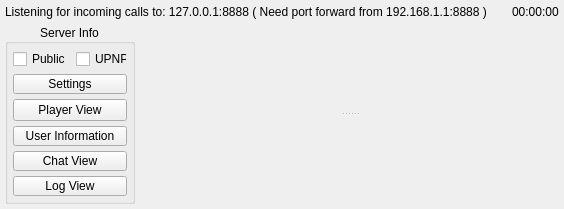
This is ui/widgets/remixwidget.ui in StarixWoS/ReMix as Qt 5 draws it before an edit. The edited form follows.
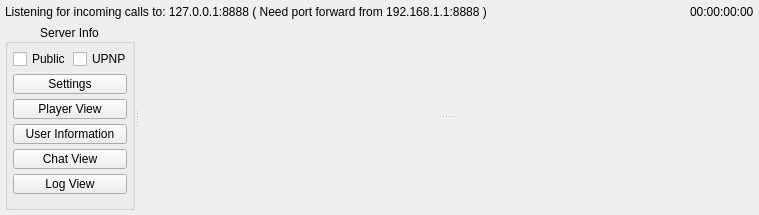
This is the edited form.

Diff of the .ui file:
```diff
--- a/ui/widgets/remixwidget.ui
+++ b/ui/widgets/remixwidget.ui
@@ -6,8 +6,8 @@
    <rect>
     <x>0</x>
     <y>0</y>
-    <width>564</width>
-    <height>200</height>
+    <width>759</width>
+    <height>215</height>
    </rect>
   </property>
   <property name="minimumSize">
@@ -41,7 +41,43 @@
    <property name="spacing">
     <number>5</number>
    </property>
-   <item row="1" column="0">
+   <item row="0" column="0" colspan="2">
+    <widget class="QLabel" name="networkStatus">
+     <property name="sizePolicy">
+      <sizepolicy hsizetype="Ignored" vsizetype="Fixed">
+       <horstretch>0</horstretch>
+       <verstretch>0</verstretch>
+      </sizepolicy>
+     </property>
+     <property name="mouseTracking">
+      <bool>true</bool>
+     </property>
+     <property name="contextMenuPolicy">
+      <enum>Qt::CustomContextMenu</enum>
+     </property>
+     <property name="text">
+      <string>Listening for incoming calls to: 127.0.0.1:8888 ( Need port forward from 192.168.1.1:8888 )</string>
+     </property>
+    </widget>
+   </item>
+   <item row="0" column="2">
+    <widget class="QLabel" name="onlineTime">
+     <property name="sizePolicy">
+      <sizepolicy hsizetype="Fixed" vsizetype="Fixed">
+       <horstretch>0</horstretch>
+       <verstretch>0</verstretch>
+      </sizepolicy>
+     </property>
+     <property name="text">
+      <string>00:00:00:00</string>
+     </property>
+    </widget>
+   </item>
+   <item row="1" column="0" colspan="3">
+    <widget class="QSplitter" name="splitter_2">
+     <property name="orientation">
+      <enum>Qt::Horizontal</enum>
+     </property>
     <widget class="QGroupBox" name="groupBox_2">
      <property name="sizePolicy">
       <sizepolicy hsizetype="Preferred" vsizetype="Minimum">
@@ -52,7 +88,7 @@
      <property name="maximumSize">
       <size>
        <width>130</width>
-       <height>202</height>
+        <height>16777215</height>
       </size>
      </property>
      <property name="title">
@@ -67,7 +103,10 @@
      <property name="checked">
       <bool>false</bool>
      </property>
-     <layout class="QGridLayout" name="gridLayout_4">
+      <layout class="QVBoxLayout" name="verticalLayout_2">
+       <property name="spacing">
+        <number>5</number>
+       </property>
       <property name="leftMargin">
        <number>5</number>
       </property>
@@ -80,43 +119,73 @@
       <property name="bottomMargin">
        <number>5</number>
       </property>
+       <item>
+        <layout class="QGridLayout" name="gridLayout_2">
+         <property name="sizeConstraint">
+          <enum>QLayout::SetFixedSize</enum>
+         </property>
       <property name="spacing">
        <number>5</number>
       </property>
-      <item row="2" column="0" colspan="3">
-       <widget class="QPushButton" name="openPlayerView">
-        <property name="minimumSize">
-         <size>
-          <width>0</width>
-          <height>20</height>
-         </size>
-        </property>
-        <property name="text">
-         <string>Player View</string>
-        </property>
-       </widget>
-      </item>
-      <item row="0" column="0" colspan="2">
+         <item row="0" column="0">
        <widget class="QCheckBox" name="isPublicServer">
         <property name="text">
          <string>Public</string>
         </property>
        </widget>
       </item>
-      <item row="5" column="0" colspan="3">
-       <widget class="QPushButton" name="openChatView">
+         <item row="0" column="1">
+          <widget class="QCheckBox" name="useUPNP">
+           <property name="text">
+            <string>UPNP</string>
+           </property>
+          </widget>
+         </item>
+         <item row="2" column="0" colspan="2">
+          <widget class="QPushButton" name="openSettings">
+           <property name="sizePolicy">
+            <sizepolicy hsizetype="Expanding" vsizetype="Fixed">
+             <horstretch>0</horstretch>
+             <verstretch>0</verstretch>
+            </sizepolicy>
+           </property>
+           <property name="minimumSize">
+            <size>
+             <width>0</width>
+             <height>20</height>
+            </size>
+           </property>
         <property name="maximumSize">
          <size>
-          <width>16777215</width>
+             <width>130</width>
           <height>20</height>
          </size>
         </property>
         <property name="text">
-         <string>Chat View</string>
+            <string>Settings</string>
         </property>
        </widget>
       </item>
-      <item row="3" column="0" colspan="3">
+         <item row="3" column="0" colspan="2">
+          <widget class="QPushButton" name="openPlayerView">
+           <property name="minimumSize">
+            <size>
+             <width>0</width>
+             <height>20</height>
+            </size>
+           </property>
+           <property name="maximumSize">
+            <size>
+             <width>130</width>
+             <height>20</height>
+            </size>
+           </property>
+           <property name="text">
+            <string>Player View</string>
+           </property>
+          </widget>
+         </item>
+         <item row="4" column="0" colspan="2">
        <widget class="QPushButton" name="openUserInfo">
         <property name="sizePolicy">
          <sizepolicy hsizetype="Expanding" vsizetype="Fixed">
@@ -132,7 +201,7 @@
         </property>
         <property name="maximumSize">
          <size>
-          <width>16777215</width>
+             <width>130</width>
           <height>20</height>
          </size>
         </property>
@@ -141,11 +210,24 @@
         </property>
        </widget>
       </item>
-      <item row="6" column="0" colspan="3">
+         <item row="5" column="0" colspan="2">
+          <widget class="QPushButton" name="openChatView">
+           <property name="maximumSize">
+            <size>
+             <width>130</width>
+             <height>20</height>
+            </size>
+           </property>
+           <property name="text">
+            <string>Chat View</string>
+           </property>
+          </widget>
+         </item>
+         <item row="6" column="0" colspan="2">
        <widget class="QPushButton" name="logButton">
         <property name="maximumSize">
          <size>
-          <width>16777215</width>
+             <width>130</width>
           <height>20</height>
          </size>
         </property>
@@ -154,74 +236,23 @@
         </property>
        </widget>
       </item>
-      <item row="1" column="0" colspan="3">
-       <widget class="QPushButton" name="openSettings">
-        <property name="sizePolicy">
-         <sizepolicy hsizetype="Expanding" vsizetype="Fixed">
-          <horstretch>0</horstretch>
-          <verstretch>0</verstretch>
-         </sizepolicy>
-        </property>
-        <property name="minimumSize">
+        </layout>
+       </item>
+       <item>
+        <spacer name="verticalSpacer">
+         <property name="orientation">
+          <enum>Qt::Vertical</enum>
+         </property>
+         <property name="sizeHint" stdset="0">
          <size>
-          <width>0</width>
-          <height>20</height>
-         </size>
-        </property>
-        <property name="maximumSize">
-         <size>
-          <width>16777215</width>
-          <height>20</height>
-         </size>
-        </property>
-        <property name="text">
-         <string>Settings</string>
-        </property>
-       </widget>
-      </item>
-      <item row="0" column="2">
-       <widget class="QCheckBox" name="useUPNP">
-        <property name="text">
-         <string>UPNP</string>
-        </property>
-       </widget>
-      </item>
-     </layout>
-    </widget>
-   </item>
-   <item row="0" column="0" colspan="2">
-    <widget class="QLabel" name="networkStatus">
-     <property name="sizePolicy">
-      <sizepolicy hsizetype="Ignored" vsizetype="Fixed">
-       <horstretch>0</horstretch>
-       <verstretch>0</verstretch>
-      </sizepolicy>
-     </property>
-     <property name="mouseTracking">
-      <bool>true</bool>
-     </property>
-     <property name="contextMenuPolicy">
-      <enum>Qt::CustomContextMenu</enum>
-     </property>
-     <property name="text">
-      <string>Listening for incoming calls to: 127.0.0.1:8888 ( Need port forward from 192.168.1.1:8888 )</string>
-     </property>
-    </widget>
-   </item>
-   <item row="0" column="2">
-    <widget class="QLabel" name="onlineTime">
-     <property name="sizePolicy">
-      <sizepolicy hsizetype="Fixed" vsizetype="Fixed">
-       <horstretch>0</horstretch>
-       <verstretch>0</verstretch>
-      </sizepolicy>
-     </property>
-     <property name="text">
-      <string>00:00:00</string>
-     </property>
-    </widget>
-   </item>
-   <item row="1" column="1" colspan="2">
+           <width>1</width>
+           <height>1</height>
+          </size>
+         </property>
+        </spacer>
+       </item>
+      </layout>
+     </widget>
     <widget class="QSplitter" name="splitter">
      <property name="maximumSize">
       <size>
@@ -241,6 +272,7 @@
       </property>
      </widget>
      <widget class="QWidget" name="chatViewFill" native="true"/>
+     </widget>
     </widget>
    </item>
   </layout>
```
Left out of the diff: 3 changed lines with no effect on the pictures. Lines whose indentation alone changed are shown as unchanged.
